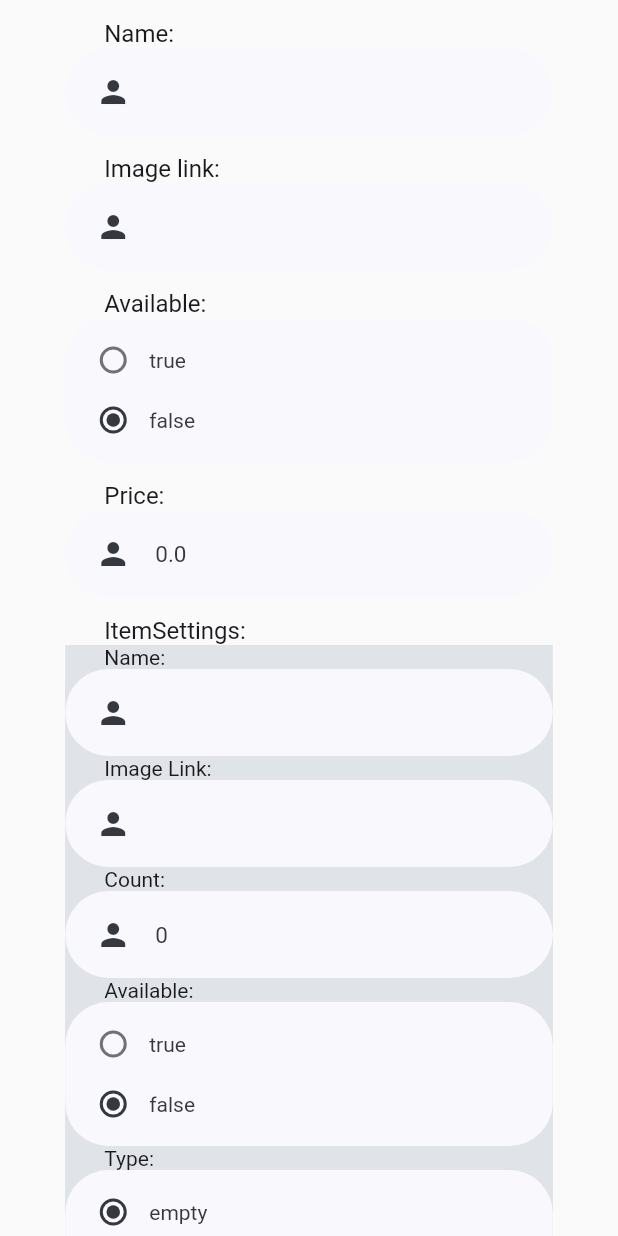
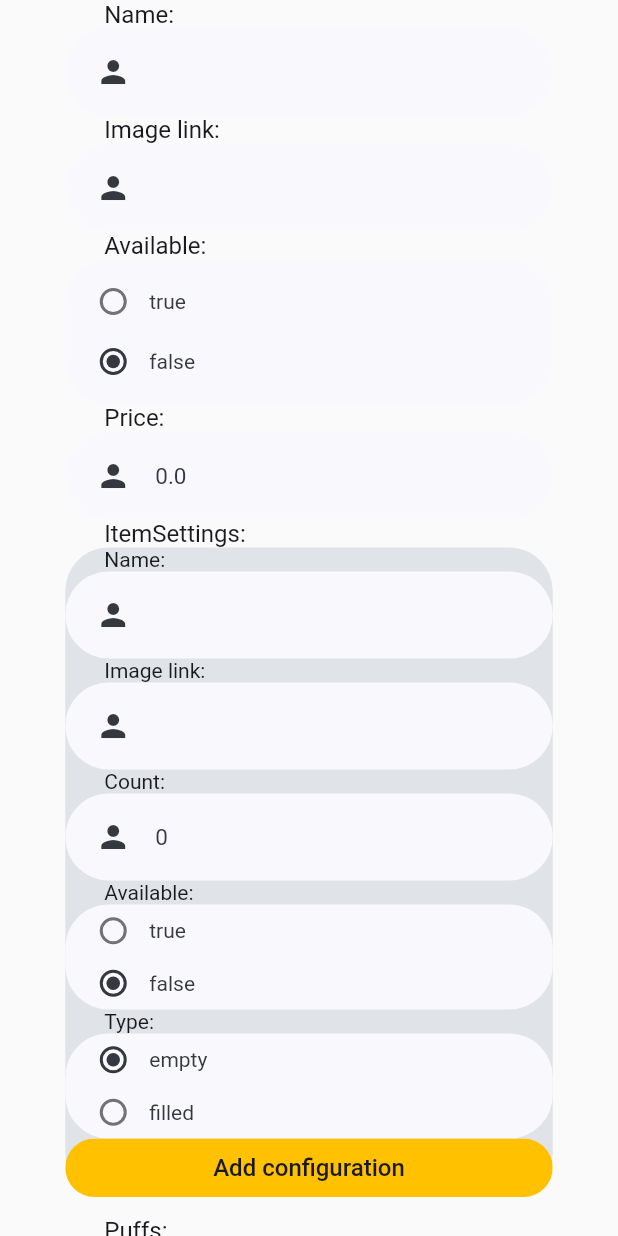
Before and after one commit to horlann/e-commerce, a Flutter app: the EditItem widget shown alone on an empty page, opened directly with empty values, after a tap on "Add configuration", on a phone screen of 412 x 824 dp. Run offline on Flutter 3.47's test engine with Material 2 defaults, Android fonts, the phone set to English and light mode, and no system bars; drawn by our look-alikes of group_radio_button; our stand-ins replace another_flushbar, auto_route, auto_size_text, bloc, cached_network_image, cloud_firestore and 17 more; missing offline and left inert: flutter_expanded_tile; accounts and stored records are empty; generated files the repository leaves out were written again; network calls fail; statements that could not run were skipped.

Commit message:
Refactoring editing item

```diff
--- a/lib/presentation/pages/admin/products_list/components/edit_item.dart
+++ b/lib/presentation/pages/admin/products_list/components/edit_item.dart
@@ -65,49 +65,17 @@ class _EditItemState extends State<EditItem> {
           child: Column(
             crossAxisAlignment: CrossAxisAlignment.start,
             children: [
-              SizedBox(height: scale * 10),
-              Row(
-                children: [
-                  SizedBox(width: scale * 20),
-                  Text(
-                    "Name: ",
-                    style: TextStyle(color: theme.infoTextColor, fontSize: 16),
-                  ),
-                ],
-              ),
+              const _Divider("Name: ", textSize: 16),
               RoundedInputField(
                 hint: name,
                 callback: (String callback) => name = callback,
               ),
-              SizedBox(height: scale * 10),
-              /*RoundedInputField(
-                hint: category,
-                callback: (String callback) => category = callback,
-              ),
-              SizedBox(height: scale * 10),*/
-              Row(
-                children: [
-                  SizedBox(width: scale * 20),
-                  Text(
-                    "Image link: ",
-                    style: TextStyle(color: theme.infoTextColor, fontSize: 16),
-                  ),
-                ],
-              ),
+              const _Divider("Image link: ", textSize: 16),
               RoundedInputField(
                 hint: imageLink,
                 callback: (String callback) => imageLink = callback,
               ),
-              SizedBox(height: scale * 10),
-              Row(
-                children: [
-                  SizedBox(width: scale * 20),
-                  Text(
-                    "Available: ",
-                    style: TextStyle(color: theme.infoTextColor, fontSize: 16),
-                  ),
-                ],
-              ),
+              const _Divider("Available: ", textSize: 16),
               Container(
                 decoration: BoxDecoration(
                   color: theme.cardColor,
@@ -128,31 +96,13 @@ class _EditItemState extends State<EditItem> {
                   ),
                 ),
               ),
-              SizedBox(height: scale * 10),
-              Row(
-                children: [
-                  SizedBox(width: scale * 20),
-                  Text(
-                    "Price: ",
-                    style: TextStyle(color: theme.infoTextColor, fontSize: 16),
-                  ),
-                ],
-              ),
+              const _Divider("Price: ", textSize: 16),
               RoundedInputField(
                 inputType: TextInputType.number,
                 hint: price.toString(),
                 callback: (String callback) => price = double.tryParse(callback) ?? price,
               ),
-              SizedBox(height: scale * 10),
-              Row(
-                children: [
-                  SizedBox(width: scale * 20),
-                  Text(
-                    "ItemSettings: ",
-                    style: TextStyle(color: theme.infoTextColor, fontSize: 16),
-                  ),
-                ],
-              ),
+              const _Divider("ItemSettings: ", textSize: 16),
               Container(
                 decoration: BoxDecoration(
                   color: theme.secondBackgroundColor,
@@ -166,75 +116,41 @@ class _EditItemState extends State<EditItem> {
                         shrinkWrap: true,
                         itemBuilder: ((context, index) {
                           return ExpandedTile(
-                            content: Container(
-                              color: theme.secondBackgroundColor,
-                              child: Column(
+                            content: Column(
                               crossAxisAlignment: CrossAxisAlignment.center,
                               children: [
-                                  Row(
-                                    children: [
-                                      SizedBox(width: scale * 20),
-                                      Text(
-                                        "Name: ",
-                                        style: TextStyle(color: theme.infoTextColor, fontSize: 14),
-                                      ),
-                                    ],
-                                  ),
+                                const _Divider("Name: "),
                                 RoundedInputField(
                                   hint: itemsSettings[index].name,
                                   callback: (String callback) {
                                     itemsSettings[index] = itemsSettings[index].copyWith(name: callback);
                                   },
                                 ),
-                                  Row(
-                                    children: [
-                                      SizedBox(width: scale * 20),
-                                      Text(
-                                        "Image Link: ",
-                                        style: TextStyle(color: theme.infoTextColor, fontSize: 14),
-                                      ),
-                                    ],
-                                  ),
+                                const _Divider("Image link: "),
                                 RoundedInputField(
                                   hint: itemsSettings[index].imageLink,
                                   callback: (String callback) =>
                                       itemsSettings[index] = itemsSettings[index].copyWith(imageLink: imageLink),
                                 ),
-                                  Row(
-                                    children: [
-                                      SizedBox(width: scale * 20),
-                                      Text(
-                                        "Count: ",
-                                        style: TextStyle(color: theme.infoTextColor, fontSize: 14),
-                                      ),
-                                    ],
-                                  ),
+                                const _Divider("Count: "),
                                 RoundedInputField(
                                   inputType: TextInputType.number,
                                   hint: itemsSettings[index].count.toString(),
                                   callback: (String callback) => itemsSettings[index] = itemsSettings[index]
                                       .copyWith(count: int.tryParse(callback) ?? itemsSettings[index].count),
                                 ),
-                                  Row(
-                                    children: [
-                                      SizedBox(width: scale * 20),
-                                      Text(
-                                        "Available: ",
-                                        style: TextStyle(color: theme.infoTextColor, fontSize: 14),
-                                      ),
-                                    ],
-                                  ),
+                                const _Divider("Available:"),
                                 Container(
                                   decoration: BoxDecoration(
                                     color: theme.cardColor,
                                     borderRadius: BorderRadius.circular(29),
                                   ),
                                   child: Padding(
-                                      padding: const EdgeInsets.all(8.0),
+                                    padding: const EdgeInsets.symmetric(horizontal: 8.0),
                                     child: RadioGroup<String>.builder(
                                       activeColor: theme.mainTextColor,
                                       textStyle: TextStyle(color: theme.mainTextColor),
-                                        spacebetween: 40,
+                                      spacebetween: 35,
                                       groupValue: itemsSettings[index].isAvailable == true ? "true" : "false",
                                       onChanged: (value) => setState(() {
                                         itemsSettings[index] = itemsSettings[index]
@@ -245,26 +161,18 @@ class _EditItemState extends State<EditItem> {
                                     ),
                                   ),
                                 ),
-                                  Row(
-                                    children: [
-                                      SizedBox(width: scale * 20),
-                                      Text(
-                                        "Type: ",
-                                        style: TextStyle(color: theme.infoTextColor, fontSize: 14),
-                                      ),
-                                    ],
-                                  ),
+                                const _Divider("Type: "),
                                 Container(
                                   decoration: BoxDecoration(
                                     color: theme.cardColor,
                                     borderRadius: BorderRadius.circular(29),
                                   ),
                                   child: Padding(
-                                      padding: const EdgeInsets.all(8.0),
+                                    padding: const EdgeInsets.symmetric(horizontal: 8.0),
                                     child: RadioGroup<String>.builder(
                                       activeColor: theme.mainTextColor,
                                       textStyle: TextStyle(color: theme.mainTextColor),
-                                        spacebetween: 40,
+                                      spacebetween: 35,
                                       groupValue:
                                           itemsSettings[index].type == ItemSettingsType.empty ? "empty" : "filled",
                                       onChanged: (value) => setState(() {
@@ -278,9 +186,7 @@ class _EditItemState extends State<EditItem> {
                                     ),
                                   ),
                                 ),
-                                  SizedBox(height: scale * 5),
                               ],
-                              ),
                             ),
                             title: AutoSizeText(
                               itemsSettings[index].name,
@@ -288,11 +194,13 @@ class _EditItemState extends State<EditItem> {
                               maxLines: 1,
                               overflow: TextOverflow.ellipsis,
                             ),
+                            contentSeperator: 4,
                             theme: ExpandedTileThemeData(
                               headerColor: theme.cardColor,
                               headerRadius: 29.0,
+                              contentRadius: 29,
                               contentBackgroundColor: theme.cardColor,
-                              contentPadding: const EdgeInsets.all(0),
+                              contentPadding: const EdgeInsets.all(4),
                             ),
                             controller: controllers[index],
                           );
@@ -351,3 +259,21 @@ class _EditItemState extends State<EditItem> {
     );
   }
 }
+
+class _Divider extends StatelessWidget {
+  const _Divider(this.text, {Key? key, this.textSize = 14}) : super(key: key);
+  final String text;
+  final double textSize;
+
+  @override
+  Widget build(BuildContext context) {
+    final AbstractTheme theme = BlocProvider.of<ThemesBloc>(context).theme;
+    final scale = byWithScale(context);
+    return Row(
+      children: [
+        SizedBox(width: scale * 20),
+        Text(text, style: TextStyle(color: theme.infoTextColor, fontSize: textSize)),
+      ],
+    );
+  }
+}
```
Lines whose indentation alone changed are shown as unchanged.
